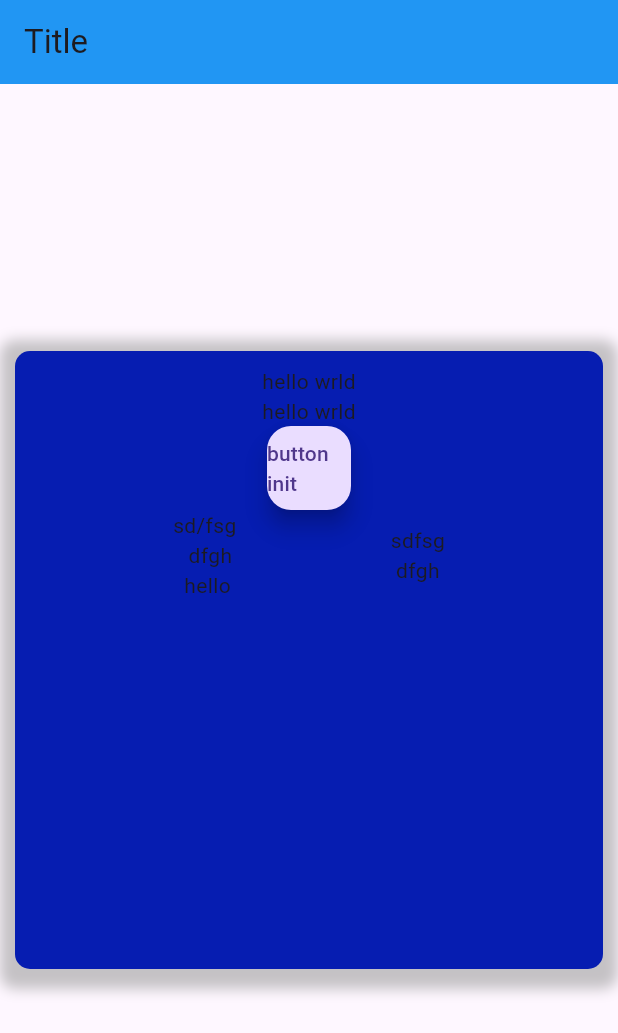
After one commit to venkat669/flutapp_1, a Flutter app: the MyHome screen opened directly, on a phone screen of 412 x 824 dp. The commit adds this screen. Shown: the top 1033 px of the screen. Run offline on Flutter 3.47's test engine with Material 3 defaults, Android fonts, the phone set to English and light mode, and no system bars.

Commit message:
"containers examlple is added"

```diff
--- /dev/null
+++ b/lib/ccontainer.dart
@@ -0,0 +1,114 @@
+import 'package:flutapp_1/form.dart';
+import 'package:flutter/material.dart';
+import 'package:flutter/widgets.dart';
+
+void main(){
+  runApp(MyApp());
+}
+class MyApp extends StatelessWidget {
+  // This widget is the root of your application.
+  @override
+  Widget build(BuildContext context) {
+    return MaterialApp(
+      title: 'Flutter Form Demo',
+      theme: ThemeData(
+        primarySwatch: Colors.blue,
+      ),
+      home: MyHome(),
+    );
+  }
+}
+class MyHome extends StatefulWidget {
+
+  @override
+  _MyhomeState createState() => _MyhomeState();
+}
+
+class _MyhomeState extends State<MyHome> {
+  String buttonText = "button init";
+  int i=0;
+  @override
+
+  Widget build(BuildContext context) {
+    return Scaffold(
+      appBar: AppBar(
+        title: const Text('Title'),
+        backgroundColor: Colors.blue,
+        shadowColor: Colors.grey.withOpacity(0.5),
+
+      ),
+      body: Center(
+        child: Container(
+
+          clipBehavior:Clip.antiAliasWithSaveLayer,
+
+          padding: EdgeInsets.all(10),
+          margin: EdgeInsets.all(10),
+          height: (MediaQuery.of(context).size).width * 1,
+          width: (MediaQuery.of(context).size).width * 1,
+          decoration: BoxDecoration(color:Color(0xff061db1),
+          borderRadius: BorderRadius.circular(10),
+        boxShadow: [
+      BoxShadow(
+        color: Colors.grey.withOpacity(0.6),
+        spreadRadius: 10,
+        blurRadius: 7,
+        offset: Offset(0, 3),
+         // changes position of shadow
+      ),
+    ],
+          ),
+           child: Column(
+            children: <Widget>[
+              // Padding(padding: EdgeInsets.all(10)),
+                Row(
+                  mainAxisAlignment: MainAxisAlignment.spaceEvenly,
+
+                  children: [
+                    //  Padding(padding: EdgeInsets.all(10)),
+                    Text("hello wrld")]),
+                 const Text("hello wrld"),
+              // Container(child: FloatingActionButton(onPressed: () => Text("button pressed"),child: Text("press button"),))
+                FloatingActionButton(
+                onPressed: () {
+                  setState(() {
+                    i++;
+                    if(i%2==0)
+                    buttonText = "Button pressed";
+                    else{
+                      buttonText="Button init";
+                    }
+                  });
+                },
+                child: Text(buttonText), // Display updated text
+                ),
+                Row(
+
+                  mainAxisAlignment: MainAxisAlignment.spaceEvenly,
+                  children:[
+
+                Column(
+                  children:[
+
+                    Text("sd/fsg  "),
+                Text("dfgh"),
+                Text("hello ")]),
+
+
+                Column(children: [
+
+                  Text("sdfsg"),
+                Text("dfgh")])
+
+                ]),
+            ],
+
+
+           ),
+
+        ),
+      )
+    );
+
+  }
+}
```
Also changed, not shown: lib/form.dart (added, +110 -0 lines), lib/main.dart (+4 -10 lines).
